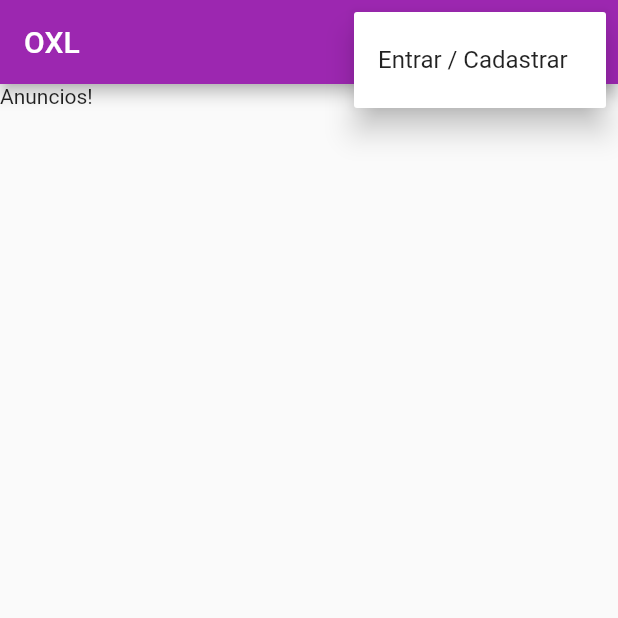
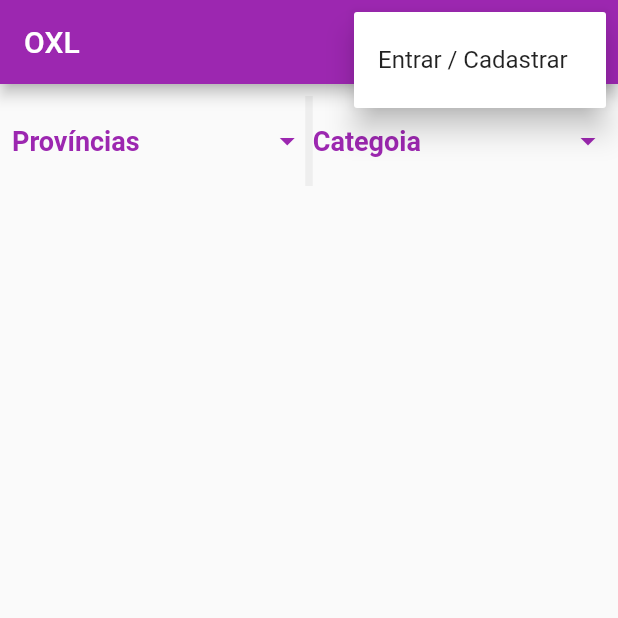
Before and after one commit to RubenManuel24/AppOXL, a Flutter app: the screen it shows after launch, after a tap on the "more vert" icon, on a phone screen of 412 x 824 dp, the top half of it. Run offline on Flutter 3.47's test engine with Material 2 defaults, Android fonts, the phone set to English and light mode, and no system bars; our stand-ins replace brasil_fields, cloud_firestore, firebase_auth, firebase_core, firebase_storage, image_picker; missing offline and left inert: validadores; accounts and stored records are empty.

Commit message:
Interface de filtros

```diff
--- a/Documents/Meus App Flutter/app_olx/lib/views/anuncios.dart
+++ b/Documents/Meus App Flutter/app_olx/lib/views/anuncios.dart
@@ -1,4 +1,5 @@
 import 'package:app_olx/route_generator.dart';
+import 'package:app_olx/utils/configuracoes.dart';
 import 'package:firebase_auth/firebase_auth.dart';
 import 'package:flutter/material.dart';
 class Anuncios extends StatefulWidget {
@@ -9,6 +10,11 @@ class Anuncios extends StatefulWidget {
 
 class _AnunciosState extends State<Anuncios> {
 
+
+  List<DropdownMenuItem<String>> _listaDeProvincia = [];
+  List<DropdownMenuItem<String>> _listaDeCategoria = [];
+  String _itemSelecionadoProvincia;
+  String _itemSelecionadoCategoria;
   List<String> _listItemMenu = [];
 
   _escolhaMenuItem(String listItemMenu){
@@ -27,6 +33,15 @@ class _AnunciosState extends State<Anuncios> {
 
     }
 
+  }
+
+  _capturandoTextsProvinciaCategoria(){
+
+    //Capturar provincia
+    _listaDeProvincia = Configuracoes.CapturarProvincias();
+
+    //Capturar Categoria
+    _listaDeCategoria = Configuracoes.CapturarCategorias();
   }
 
  Future _deslogarUsuario() async {
@@ -60,6 +75,7 @@ class _AnunciosState extends State<Anuncios> {
   void initState() {
     super.initState();
     _verificarUsuarioLogado();
+    _capturandoTextsProvinciaCategoria();
 
   }
 
@@ -85,7 +101,80 @@ class _AnunciosState extends State<Anuncios> {
 
       ),
       body: Container(
-        child: Text("Anuncios!"),
+        padding: EdgeInsets.all(8),
+        child: Column(
+          children: [
+            Row(
+           children: [
+            //Filter Provincia
+            Expanded(
+                child: DropdownButtonHideUnderline(
+                  child: Center(
+                    child: DropdownButton(
+                    iconEnabledColor: Color(0xff9c27b0) ,
+                    isExpanded: true,
+                    hint: Text("Províncias",
+                    style: TextStyle(
+                      color:Color(0xff9c27b0)
+                     ),
+                    ),
+                    style: TextStyle(
+                      color: Colors.black,
+                      fontSize: 18,
+                      fontWeight: FontWeight.bold
+                    ),
+                    value: _itemSelecionadoCategoria,
+                    items: _listaDeProvincia,
+                    onChanged: (valor){
+                      setState(() {
+                        _itemSelecionadoCategoria = valor;
+                      });
+
+                    }
+                  ),
+                  )
+                )
+            ),
+
+            Container(
+              color: Colors.grey[200],
+              width: 5,
+              height: 60,
+            ),
+
+            //Filtrar Categoria
+            Expanded(
+                child: DropdownButtonHideUnderline(
+                  child: Center(
+                    child: DropdownButton(
+                    iconEnabledColor: Color(0xff9c27b0) ,
+                    isExpanded: true,
+                    hint: Text("Categoia",
+                    style: TextStyle(
+                      color:Color(0xff9c27b0)
+                     ),
+                    ),
+                    style: TextStyle(
+                      color: Colors.black,
+                      fontSize: 18,
+                      fontWeight: FontWeight.bold
+                    ),
+                    value: _itemSelecionadoProvincia,
+                    items: _listaDeCategoria,
+                    onChanged: (valor){
+                      setState(() {
+                        _itemSelecionadoProvincia = valor;
+                      });
+
+                    }
+                  ),
+                  )
+                )
+            ),
+          ],
+        ),
+          ],
+        )
       ),
     );
   }
--- a/Documents/Meus App Flutter/app_olx/lib/views/meus_anuncios.dart
+++ b/Documents/Meus App Flutter/app_olx/lib/views/meus_anuncios.dart
@@ -9,8 +9,8 @@ import 'package:firebase_auth/firebase_auth.dart';
 import 'package:flutter/material.dart';
 class MeusAnuncios extends StatefulWidget {
 
-  @override
-  State<MeusAnuncios> createState() => _MeusAnunciosState();
+   @override
+   State<MeusAnuncios> createState() => _MeusAnunciosState();
 }
 
 class _MeusAnunciosState extends State<MeusAnuncios> {
--- a/Documents/Meus App Flutter/app_olx/lib/views/novos_anuncios.dart
+++ b/Documents/Meus App Flutter/app_olx/lib/views/novos_anuncios.dart
@@ -374,7 +374,7 @@ BuildContext _dialogcontext;
                         onChanged: (valor){
                            //print("Estado: $valor");
                            setState((){
-                              _listaDeProvincia = valor;
+                              _listaDeCategoria = valor;
                            });
                          }
                        ),
```
